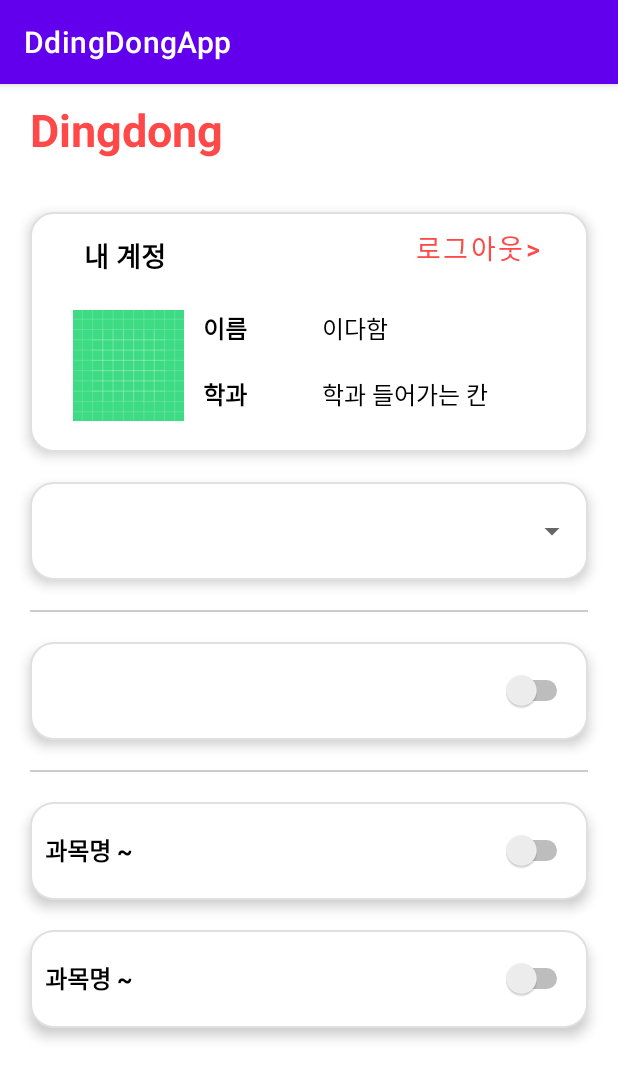
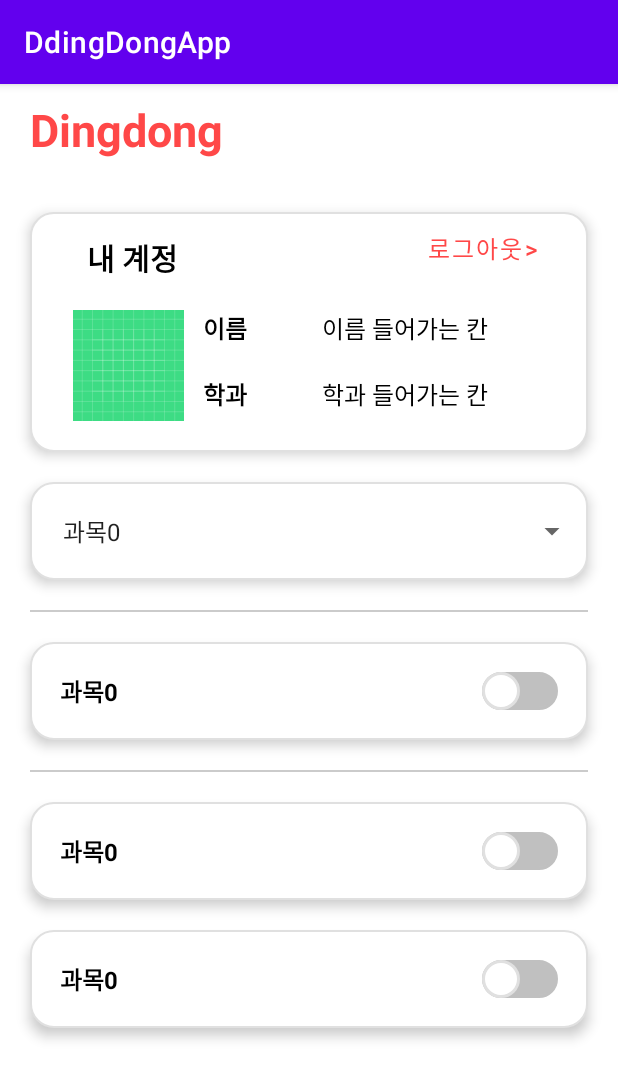
Before and after one commit to lmy6268/DdingDongApp, an Android app: the screen it shows after launch (MainActivity), on a phone screen of 412 x 824 dp. Shown: the top 1079 px of the screen. Run offline under Robolectric (Android 15) with nearby library versions, the phone set to English and light mode, and no system bars.

Commit message:
11.21 커밋 작성자 : 이다함 ———————— * 추가 -switch 관련 xml 추가 * 수정 -activity_main.xml 수정(ui 수정) -MainActivity.java 수정(배열 추가, 스피너 사용) -AndroidManifest.xml 수정(activity를 메인으로 연결) -edge.xml 수정(테두리 1로 수정) * 삭제 — login_activity.xml 파일 삭제

```diff
--- a/appData/app/build.gradle
+++ b/appData/app/build.gradle
@@ -5,7 +5,6 @@ plugins {
 
 android {
     compileSdk 32
-
     defaultConfig {
         applicationId "com.application.ddingdongapp"
         minSdk 29
@@ -29,6 +28,9 @@ android {
     kotlinOptions {
         jvmTarget = '1.8'
     }
+    buildFeatures{
+        viewBinding=true
+    }
 }
 
 dependencies {
@@ -41,3 +43,4 @@ dependencies {
     androidTestImplementation 'androidx.test.ext:junit:1.1.3'
     androidTestImplementation 'androidx.test.espresso:espresso-core:3.4.0'
 }
+tasks.register("prepareKotlinBuildScriptModel"){}
--- a/appData/app/src/main/java/com/application/ddingdongapp/MainActivity.java
+++ b/appData/app/src/main/java/com/application/ddingdongapp/MainActivity.java
@@ -3,20 +3,48 @@ package com.application.ddingdongapp;
 import androidx.appcompat.app.AppCompatActivity;
 
 import android.os.Bundle;
+import android.view.View;
+import android.widget.AdapterView;
+import android.widget.ArrayAdapter;
+import android.widget.Spinner;
 import android.widget.TextView;
 
 import com.application.ddingdongapp.databinding.ActivityMainBinding;
 
 public class MainActivity extends AppCompatActivity {
 
+    TextView textView1;
+    TextView textView2;
+    TextView textView3;
+    String[] items = {"과목0", "과목1", "과목2", "과목3", "과목4"};
+
     @Override
     protected void onCreate(Bundle savedInstanceState) {
         super.onCreate(savedInstanceState);
         ActivityMainBinding binding = ActivityMainBinding.inflate(getLayoutInflater());
         setContentView(binding.getRoot());
-        binding.tvName.setText("이다함");
-        binding.swStartTime.setText("");
-        String items[] = {"아이템0", "아이템1", "아이템2", "아이템3", "아이템4"};
+        setContentView(R.layout.activity_main);
+
+        textView1 = findViewById(R.id.swStartTime);
+        textView2 = findViewById(R.id.swSubmit);
+        textView3 = findViewById(R.id.swVideo);
+        Spinner spinner = findViewById(R.id.spinner);
+        ArrayAdapter<String> adapter = new ArrayAdapter<String>(
+                this, android.R.layout.simple_spinner_item, items);
+        adapter.setDropDownViewResource(
+                android.R.layout.simple_spinner_dropdown_item);
+        spinner.setAdapter(adapter);
+        spinner.setOnItemSelectedListener(new AdapterView.OnItemSelectedListener() {
+            @Override
+            public void onItemSelected(AdapterView<?> parent, View view, int position, long id) {
+                textView1.setText(items[position]);
+                textView2.setText(items[position]);
+                textView3.setText(items[position]);}
+            @Override
+            public void onNothingSelected(AdapterView<?> parent) {
+                textView1.setText("");
+                textView2.setText("");
+                textView3.setText("");}});
 
     }
 }
--- /dev/null
+++ b/appData/app/src/main/res/drawable/switch_thumb_selector.xml
@@ -0,0 +1,17 @@
+<?xml version="1.0" encoding="utf-8"?>
+<shape
+    xmlns:android="http://schemas.android.com/apk/res/android"
+    android:shape="oval">
+
+    <size
+        android:width="25dp"
+        android:height="25dp" />
+
+    <solid
+        android:color="#FFFFFF" />
+
+    <stroke
+        android:width="2dp"
+        android:color="#E0E0E0" />
+
+</shape>
--- /dev/null
+++ b/appData/app/src/main/res/drawable/switch_track_off.xml
@@ -0,0 +1,14 @@
+<shape
+    xmlns:android="http://schemas.android.com/apk/res/android"
+    android:shape="rectangle" >
+    <corners
+        android:radius="15dp" />
+    <size
+        android:width="35dp"
+        android:height="20dp" />
+    <solid
+        android:color="#C0C0C0" />
+    <stroke
+        android:width="2dp"
+        android:color="#C0C0C0" />
+</shape>
--- /dev/null
+++ b/appData/app/src/main/res/drawable/switch_track_on.xml
@@ -0,0 +1,15 @@
+<shape
+    xmlns:android="http://schemas.android.com/apk/res/android"
+    android:shape="rectangle" >
+
+    <corners
+        android:radius="15dp" />
+    <size
+        android:width="35dp"
+        android:height="20dp" />
+    <solid
+        android:color="#FF8484" />
+    <stroke
+        android:width="2dp"
+        android:color="#FF8484" />
+</shape>
--- /dev/null
+++ b/appData/app/src/main/res/drawable/switch_track_selector.xml
@@ -0,0 +1,11 @@
+<?xml version="1.0" encoding="utf-8"?>
+<selector xmlns:android="http://schemas.android.com/apk/res/android">
+    <item
+        android:drawable="@drawable/switch_track_off"
+        android:state_checked="false"/>
+
+    <item
+        android:drawable="@drawable/switch_track_on"
+        android:state_checked="true"/>
+
+</selector>
--- a/appData/app/src/main/res/layout/activity_main.xml
+++ b/appData/app/src/main/res/layout/activity_main.xml
@@ -45,7 +45,7 @@
                 android:paddingTop="15dp"
                 android:text="내 계정"
                 android:textColor="#000000"
-                android:textSize="8pt"
+                android:textSize="20dp"
                 android:textStyle="bold" />
 
 
@@ -55,7 +55,7 @@
                 android:background="#00ff0000"
                 android:text="로그아웃>"
                 android:textColor="#FF4848"
-                android:textSize="8pt" />
+                android:textSize="16dp" />
         </LinearLayout>
 
         <LinearLayout
@@ -145,7 +145,11 @@
             android:id="@+id/spinner"
             android:layout_width="match_parent"
             android:layout_height="40dp"
-            android:layout_gravity="center"/>
+            android:layout_gravity="center"
+            android:textColor="#000000"
+            android:textSize="16dp"
+            android:paddingHorizontal="14dp"
+            android:textStyle="bold"/>
     </LinearLayout>
 
     <ImageView
@@ -176,7 +180,10 @@
             android:textColor="#000000"
             android:textSize="16dp"
             android:textStyle="bold"
-            android:paddingHorizontal="10dp"/>
+            android:paddingHorizontal="20dp"
+            android:track="@drawable/switch_track_selector"
+            android:thumb="@drawable/switch_thumb_selector"
+            />
     </LinearLayout>
 
     <ImageView
@@ -207,7 +214,10 @@
             android:textColor="#000000"
             android:textSize="16dp"
             android:textStyle="bold"
-            android:paddingHorizontal="10dp"/>
+            android:paddingHorizontal="20dp"
+            android:track="@drawable/switch_track_selector"
+            android:thumb="@drawable/switch_thumb_selector"
+            />
     </LinearLayout>
 
     <LinearLayout
@@ -231,7 +241,10 @@
             android:textColor="#000000"
             android:textSize="16dp"
             android:textStyle="bold"
-            android:paddingHorizontal="10dp"/>
+            android:paddingHorizontal="20dp"
+            android:track="@drawable/switch_track_selector"
+            android:thumb="@drawable/switch_thumb_selector"
+            />
     </LinearLayout>
 
 </LinearLayout>
```
